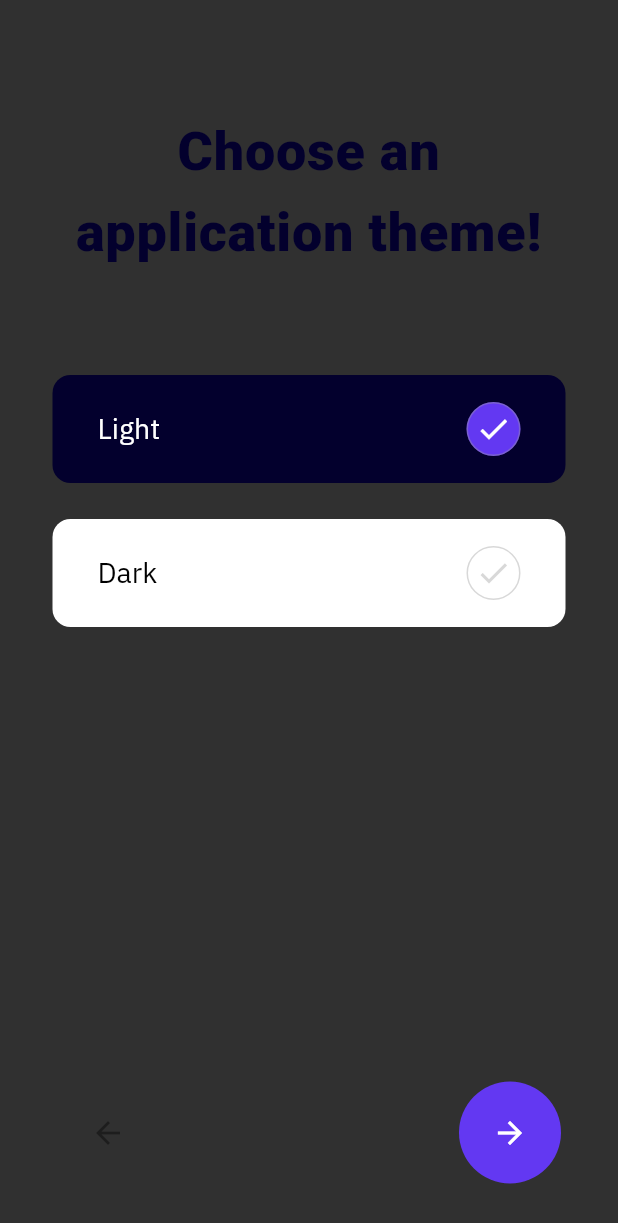
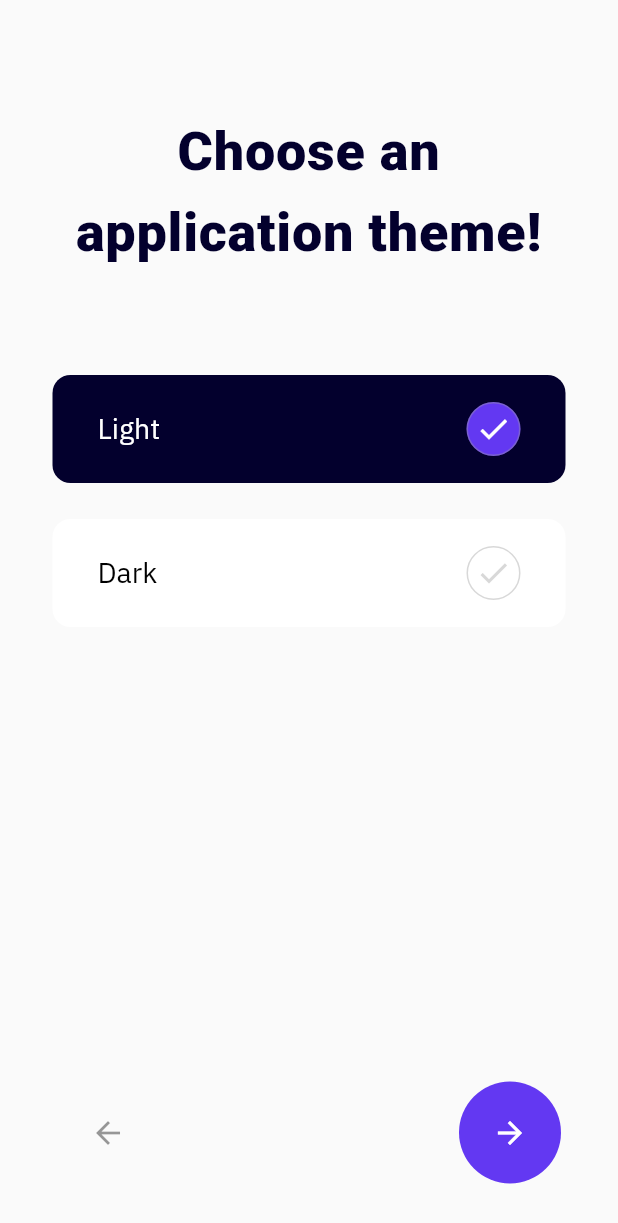
Before and after one commit to f0cuSsss/flutter_animated_onboarding, a Flutter app: the OnboardThemeScreen widget shown alone on an empty page, opened directly with empty values, on a phone screen of 412 x 824 dp. Shown: the top 1223 px of the screen. Run offline on Flutter 3.47's test engine with Material 2 defaults, Android fonts, the phone set to English and light mode, and no system bars; our stand-ins replace bloc, equatable, flutter_bloc, flutter_svg.

Commit message:
Working theme version [only 1 switch - need fix]

```diff
--- a/lib/global/theme/app_theme.dart
+++ b/lib/global/theme/app_theme.dart
@@ -6,17 +6,46 @@ enum AppTheme {
 }
 
 final appThemeData = {
-  AppTheme.Light: ThemeData(
-      brightness: Brightness.light,
-      primaryColor: Colors.green,
-      fontFamily: 'IBM Plex Sans'),
-  AppTheme.Dark: ThemeData(
-      brightness: Brightness.dark,
-      primaryColor: Colors.green[700],
-      fontFamily: 'IBM Plex Sans')
+  AppTheme.Light: appThemeLight,
+  AppTheme.Dark: appThemeDark
 };
 
 ThemeData appThemeLight = ThemeData(
-    brightness: Brightness.dark,
-    primaryColor: Colors.green,
-    fontFamily: 'IBM Plex Sans');
+  backgroundColor: const Color(0xFFEFF3F8),
+  brightness: Brightness.light,
+  primaryColor: Color(0xFF03002D),
+  // ignore: prefer_const_constructors
+  textTheme: TextTheme(
+    // ignore: prefer_const_constructors
+    headline1: TextStyle(
+      // ignore: prefer_const_constructors
+      color: Color(0xFF03002D),
+      fontFamily: 'Roboto',
+      fontSize: 36,
+      fontWeight: FontWeight.w900,
+      height: 1.5,
+      letterSpacing: 0.5,
+    ),
+  ),
+  fontFamily: 'IBM Plex Sans',
+);
+
+ThemeData appThemeDark = ThemeData(
+  backgroundColor: Colors.blueAccent,
+  brightness: Brightness.dark,
+  primaryColor: Colors.green,
+  // ignore: prefer_const_constructors
+  textTheme: TextTheme(
+    // ignore: prefer_const_constructors
+    headline1: TextStyle(
+      // ignore: prefer_const_constructors
+      color: Colors.deepPurpleAccent,
+      fontFamily: 'Roboto',
+      fontSize: 36,
+      fontWeight: FontWeight.w900,
+      height: 1.5,
+      letterSpacing: 0.5,
+    ),
+  ),
+  fontFamily: 'IBM Plex Sans',
+);
--- a/lib/global/theme/bloc/theme_bloc.dart
+++ b/lib/global/theme/bloc/theme_bloc.dart
@@ -12,16 +12,41 @@ class ThemeBloc extends Bloc<ThemeEvent, ThemeState> {
   ThemeBloc() : super(ThemeInitial());
 
   @override
-  ThemeState get initialState => ThemeState(themeData: appThemeLight);
+  ThemeState get initialState =>
+      // ThemeState(themeData: appThemeData[AppTheme.Dark] ?? appThemeDark);
+      // ThemeState(themeData: appThemeData[AppTheme.Light] ?? appThemeLight);
+      ThemeState(themeData: appThemeLight);
 
   @override
   Stream<ThemeState> mapEventToState(
     ThemeEvent event,
   ) async* {
-    // yield ThemeState(themeData: themeData)
     if (event is ThemeChanged) {
-      print(event);
-      yield ThemeState(themeData: appThemeLight);
+      // final ThemeState newTheme =
+      //     ThemeState(themeData: appThemeData[event.theme] ?? appThemeLight);
+      // newTheme.themeData = initialState.themeData;
+      // newTheme.themeData = appThemeData[event.theme] ?? appThemeLight;
+      // yield newTheme;
+      print('[bloc] ${event.theme}');
+
+      // switch (event.theme) {
+      //   case AppTheme.Light:
+      //     print('light');
+      //     ThemeState newState = initialState;
+      //     newState.themeData = appThemeData[event.theme] ?? appThemeLight;
+      //     yield newState;
+      //     break;
+      //   case AppTheme.Dark:
+      //     print('dark');
+      //     ThemeState newState = initialState;
+      //     initialState.themeData = appThemeData[event.theme] ?? appThemeDark;
+      //     yield newState;
+      //     break;
+      // }
+
+      // yield ThemeState(themeData: event.theme == AppTheme.Light ? appThemeLight : appThemeDark);
+      // yield ThemeState(themeData: appThemeData[event.theme] ?? appThemeLight);
+      yield ThemeState(themeData: appThemeData[event.theme] ?? appThemeDark);
     }
   }
 }
--- a/lib/global/theme/bloc/theme_state.dart
+++ b/lib/global/theme/bloc/theme_state.dart
@@ -1,15 +1,22 @@
 part of 'theme_bloc.dart';
 
 class ThemeState extends Equatable {
-  final ThemeData themeData;
+  // final ThemeData themeData;
+  ThemeData themeData;
 
   // const ThemeState();
-  const ThemeState({required this.themeData});
+  ThemeState({required this.themeData});
 
   @override
   List<Object> get props => [];
 }
 
 class ThemeInitial extends ThemeState {
-  ThemeInitial() : super(themeData: appThemeLight);
+  // ThemeInitial() : super(themeData: appThemeLight);
+  ThemeInitial()
+      : super(
+          // themeData: appThemeData[AppTheme.Dark] ?? appThemeDark,
+          // themeData: appThemeData[AppTheme.Light] ?? appThemeLight,
+          themeData: appThemeLight,
+        );
 }
--- a/lib/screens/onboard/onboard_language_screen.dart
+++ b/lib/screens/onboard/onboard_language_screen.dart
@@ -41,14 +41,7 @@ class _OnboardLanguageScreenState extends State<OnboardLanguageScreen> {
           Text(
             S.of(context).language_screen_title,
             textAlign: TextAlign.center,
-            style: const TextStyle(
-              color: Color(0xFF03002D),
-              fontFamily: 'Roboto',
-              fontSize: 36,
-              fontWeight: FontWeight.w900,
-              height: 1.5,
-              letterSpacing: 0.5,
-            ),
+            style: Theme.of(context).textTheme.headline1,
           ),
           const SizedBox(height: 40),
           Expanded(
--- a/lib/screens/onboard/onboard_screen.dart
+++ b/lib/screens/onboard/onboard_screen.dart
@@ -1,7 +1,5 @@
 import 'package:flutter/material.dart';
 
-import 'package:flutter_svg/flutter_svg.dart';
-import 'package:flutter_welcome_screen/behaviors/NoneScrollBehavior.dart';
 import 'package:flutter_welcome_screen/screens/onboard/onboard_functional_overview_screen.dart';
 import 'package:flutter_welcome_screen/screens/onboard/onboard_functional_first_screen.dart';
 import 'package:flutter_welcome_screen/screens/onboard/onboard_functional_second_screen.dart';
@@ -24,13 +22,12 @@ class _OnBoardScreenState extends State<OnBoardScreen> {
   @override
   Widget build(BuildContext context) {
     return Scaffold(
-      // backgroundColor: Color(0xFF0E314F), // dark
-      backgroundColor: Color(0xFFEFF3F8), // light
+      backgroundColor: Theme.of(context).backgroundColor,
       body: SafeArea(
         child: Container(
           child: PageView(
             controller: pageController,
-            physics: NeverScrollableScrollPhysics(),
+            physics: const NeverScrollableScrollPhysics(),
             children: [
               OnboardLanguageScreen(
                   pageController: pageController, pageCount: 8),
--- a/lib/screens/onboard/onboard_theme_screen.dart
+++ b/lib/screens/onboard/onboard_theme_screen.dart
@@ -1,6 +1,9 @@
 import 'package:flutter/material.dart';
+import 'package:flutter_bloc/flutter_bloc.dart';
 import 'package:flutter_svg/flutter_svg.dart';
 import 'package:flutter_welcome_screen/behaviors/NoneScrollBehavior.dart';
+import 'package:flutter_welcome_screen/global/theme/app_theme.dart';
+import 'package:flutter_welcome_screen/global/theme/bloc/theme_bloc.dart';
 import 'package:flutter_welcome_screen/screens/onboard/onboard_bottom_block.dart';
 
 import 'package:flutter_welcome_screen/generated/l10n.dart';
@@ -37,14 +40,7 @@ class _OnboardThemeScreenState extends State<OnboardThemeScreen> {
             child: Text(
               S.of(context).theme_screen_title,
               textAlign: TextAlign.center,
-              style: TextStyle(
-                color: Color(0xFF03002D),
-                fontFamily: 'Roboto',
-                fontSize: 36,
-                fontWeight: FontWeight.w900,
-                height: 1.5,
-                letterSpacing: 0.5,
-              ),
+              style: Theme.of(context).textTheme.headline1,
             ),
           ),
           const SizedBox(height: 60),
@@ -55,14 +51,20 @@ class _OnboardThemeScreenState extends State<OnboardThemeScreen> {
                 padding: const EdgeInsets.only(left: 30, right: 30),
                 child: ListView(
                   children: [
-                    _themeItem(ThemeItem(
-                      id: 1,
-                      name: S.of(context).theme_screen_light,
-                    )),
-                    _themeItem(ThemeItem(
-                      id: 2,
-                      name: S.of(context).theme_screen_dark,
-                    )),
+                    _themeItem(
+                      ThemeItem(
+                        id: 1,
+                        name: S.of(context).theme_screen_light,
+                      ),
+                      AppTheme.Light,
+                    ),
+                    _themeItem(
+                      ThemeItem(
+                        id: 2,
+                        name: S.of(context).theme_screen_dark,
+                      ),
+                      AppTheme.Dark,
+                    ),
                   ],
                 ),
               ),
@@ -80,12 +82,14 @@ class _OnboardThemeScreenState extends State<OnboardThemeScreen> {
     );
   }
 
-  Widget _themeItem(ThemeItem item) {
+  Widget _themeItem(ThemeItem item, AppTheme theme) {
     return GestureDetector(
       onTap: () {
         setState(() {
           selectedTheme = item.id;
         });
+        print(theme);
+        BlocProvider.of<ThemeBloc>(context).add(ThemeChanged(theme: theme));
       },
       child: Padding(
         padding: const EdgeInsets.symmetric(vertical: 12),
```
